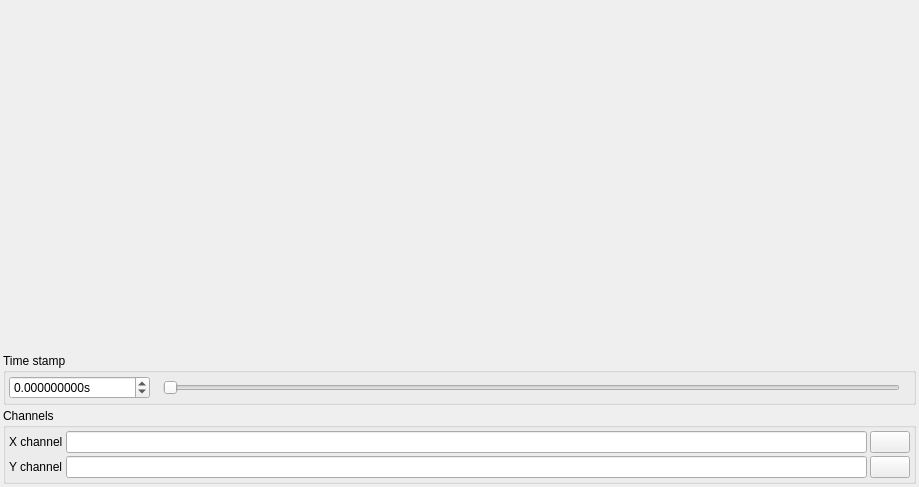
danielhrisca/asammdf, file src/asammdf/gui/ui/xy.ui: the form before one commit.
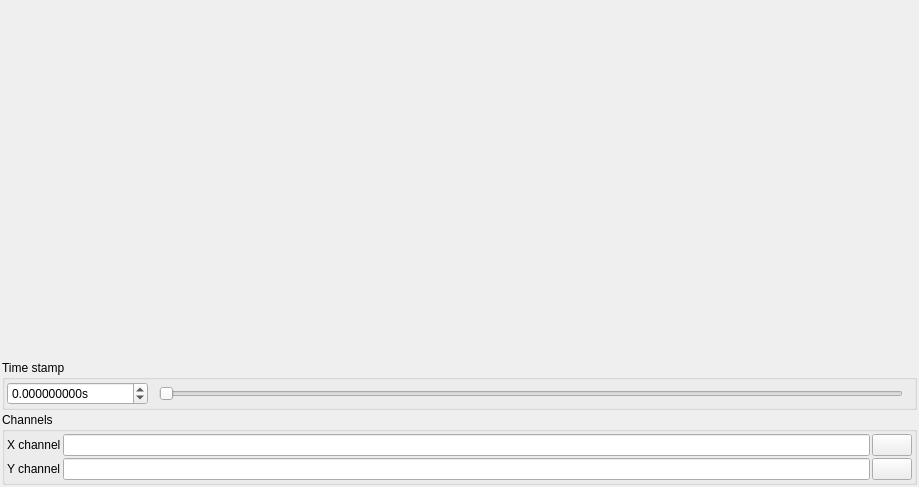
The form after the commit. Icons and pictures are not drawn.

Diff of the .ui file:
```diff
--- a/src/asammdf/gui/ui/xy.ui
+++ b/src/asammdf/gui/ui/xy.ui
@@ -15,24 +15,24 @@
   </property>
   <layout class="QVBoxLayout" name="verticalLayout" stretch="1,0,0">
    <property name="spacing">
-  <number>3</number>
+  <number>2</number>
 </property>
    <property name="leftMargin">
-  <number>3</number>
+  <number>2</number>
 </property>
    <property name="topMargin">
-  <number>3</number>
+  <number>2</number>
 </property>
    <property name="rightMargin">
-  <number>3</number>
+  <number>2</number>
 </property>
    <property name="bottomMargin">
-  <number>3</number>
+  <number>2</number>
 </property>
    <item>
     <layout class="QHBoxLayout" name="plot_layout">
      <property name="spacing">
-  <number>3</number>
+  <number>2</number>
 </property>
     </layout>
    </item>
@@ -43,19 +43,19 @@
      </property>
      <layout class="QHBoxLayout" name="horizontalLayout" stretch="0,0,1,0">
       <property name="spacing">
-  <number>3</number>
+  <number>2</number>
 </property>
       <property name="leftMargin">
-  <number>3</number>
+  <number>2</number>
 </property>
       <property name="topMargin">
-  <number>3</number>
+  <number>2</number>
 </property>
       <property name="rightMargin">
-  <number>3</number>
+  <number>2</number>
 </property>
       <property name="bottomMargin">
-  <number>3</number>
+  <number>2</number>
 </property>
       <item>
        <widget class="QDoubleSpinBox" name="timestamp">
@@ -110,19 +110,19 @@
      </property>
      <layout class="QGridLayout" name="gridLayout" columnstretch="0,1,0">
       <property name="leftMargin">
-  <number>3</number>
+  <number>2</number>
 </property>
       <property name="topMargin">
-  <number>3</number>
+  <number>2</number>
 </property>
       <property name="rightMargin">
-  <number>3</number>
+  <number>2</number>
 </property>
       <property name="bottomMargin">
-  <number>3</number>
+  <number>2</number>
 </property>
       <property name="spacing">
-  <number>3</number>
+  <number>2</number>
 </property>
       <item row="0" column="0">
        <widget class="QLabel" name="label">
```
